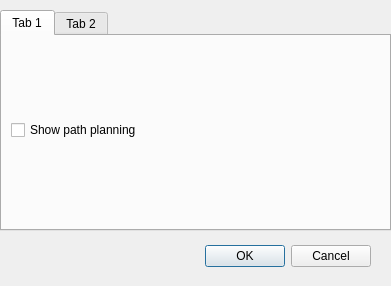
First picture: the form in packages/visualizer/ui/FieldWidgetSettings.ui, repository Falcons-Robocup/code, before the edit.
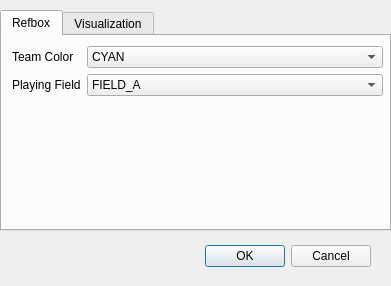
Second picture: the form after the edit.

Patch:
```diff
--- a/packages/visualizer/ui/FieldWidgetSettings.ui
+++ b/packages/visualizer/ui/FieldWidgetSettings.ui
@@ -43,13 +43,104 @@
    </property>
    <widget class="QWidget" name="annotation">
     <attribute name="title">
-     <string>Tab 1</string>
+     <string>Refbox</string>
+    </attribute>
+    <widget class="QWidget" name="formLayoutWidget">
+     <property name="geometry">
+      <rect>
+       <x>10</x>
+       <y>10</y>
+       <width>371</width>
+       <height>171</height>
+      </rect>
+     </property>
+     <layout class="QFormLayout" name="formLayout">
+      <property name="sizeConstraint">
+       <enum>QLayout::SetDefaultConstraint</enum>
+      </property>
+      <property name="fieldGrowthPolicy">
+       <enum>QFormLayout::AllNonFixedFieldsGrow</enum>
+      </property>
+      <property name="horizontalSpacing">
+       <number>6</number>
+      </property>
+      <item row="1" column="0">
+       <widget class="QLabel" name="playingFieldLabel">
+        <property name="text">
+         <string>Playing Field</string>
+        </property>
+       </widget>
+      </item>
+      <item row="1" column="1">
+       <widget class="QComboBox" name="playingFieldComboBox">
+        <item>
+         <property name="text">
+          <string>FIELD_A</string>
+         </property>
+        </item>
+        <item>
+         <property name="text">
+          <string>FIELD_B</string>
+         </property>
+        </item>
+        <item>
+         <property name="text">
+          <string>FIELD_C</string>
+         </property>
+        </item>
+        <item>
+         <property name="text">
+          <string>FIELD_D</string>
+         </property>
+        </item>
+        <item>
+         <property name="text">
+          <string>FIELD_FALCONS</string>
+         </property>
+        </item>
+        <item>
+         <property name="text">
+          <string>FIELD_LOCALHOST</string>
+         </property>
+        </item>
+       </widget>
+      </item>
+      <item row="0" column="0">
+       <widget class="QLabel" name="teamColorLabel">
+        <property name="text">
+         <string>Team Color</string>
+        </property>
+       </widget>
+      </item>
+      <item row="0" column="1">
+       <widget class="QComboBox" name="teamColorComboBox">
+        <item>
+         <property name="text">
+          <string>CYAN</string>
+         </property>
+        </item>
+        <item>
+         <property name="text">
+          <string>MAGENTA</string>
+         </property>
+        </item>
+       </widget>
+      </item>
+     </layout>
+    </widget>
+    <zorder>teamColorLineEdit</zorder>
+    <zorder>teamColorLabel</zorder>
+    <zorder>formLayoutWidget</zorder>
+   </widget>
+   <widget class="QWidget" name="other">
+    <attribute name="title">
+     <string>Visualization</string>
     </attribute>
     <widget class="QWidget" name="verticalLayoutWidget">
      <property name="geometry">
       <rect>
-       <x>9</x>
-       <y>9</y>
+       <x>10</x>
+       <y>10</y>
        <width>371</width>
        <height>171</height>
       </rect>
@@ -65,11 +156,6 @@
      </layout>
     </widget>
    </widget>
-   <widget class="QWidget" name="other">
-    <attribute name="title">
-     <string>Tab 2</string>
-    </attribute>
-   </widget>
   </widget>
  </widget>
  <resources/>
```
Left out of the diff: 34 changed lines with no effect on the pictures.
